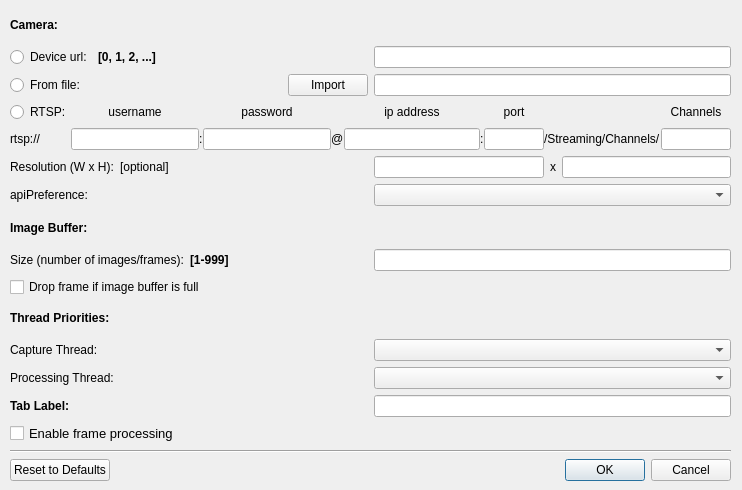
This is src/CameraConnectDialog.ui in PHAMNIIT147/counter.car.qt.muiltithread as Qt 5 draws it before an edit. The edited form follows.
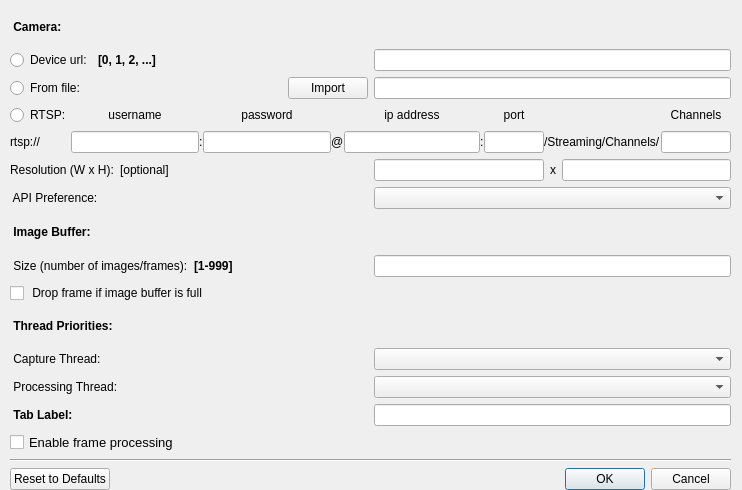
This is the edited form.

Diff of the .ui file:
```diff
--- a/src/CameraConnectDialog.ui
+++ b/src/CameraConnectDialog.ui
@@ -31,7 +31,7 @@
      <x>10</x>
      <y>10</y>
      <width>721</width>
-     <height>471</height>
+     <height>480</height>
     </rect>
    </property>
    <layout class="QVBoxLayout" name="verticalLayout_4">
@@ -47,7 +47,7 @@
          </font>
         </property>
         <property name="text">
-         <string>Camera:</string>
+         <string> Camera:</string>
         </property>
        </widget>
       </item>
@@ -366,7 +366,7 @@
         <item>
          <widget class="QLabel" name="label">
           <property name="text">
-           <string>apiPreference:</string>
+           <string> API Preference:</string>
           </property>
          </widget>
         </item>
@@ -385,7 +385,7 @@
          </font>
         </property>
         <property name="text">
-         <string>Image Buffer:</string>
+         <string> Image Buffer:</string>
         </property>
        </widget>
       </item>
@@ -403,7 +403,7 @@
              </font>
             </property>
             <property name="text">
-             <string>Size (number of images/frames):</string>
+             <string> Size (number of images/frames):</string>
             </property>
            </widget>
           </item>
@@ -454,7 +454,7 @@
          </font>
         </property>
         <property name="text">
-         <string>Drop frame if image buffer is full</string>
+         <string> Drop frame if image buffer is full</string>
         </property>
        </widget>
       </item>
@@ -468,7 +468,7 @@
          </font>
         </property>
         <property name="text">
-         <string>Thread Priorities:</string>
+         <string> Thread Priorities:</string>
         </property>
        </widget>
       </item>
@@ -486,7 +486,7 @@
              </font>
             </property>
             <property name="text">
-             <string>Capture Thread:</string>
+             <string> Capture Thread:</string>
             </property>
            </widget>
           </item>
@@ -500,7 +500,7 @@
              </font>
             </property>
             <property name="text">
-             <string>Processing Thread:</string>
+             <string> Processing Thread:</string>
             </property>
            </widget>
           </item>
@@ -542,7 +542,7 @@
            </font>
           </property>
           <property name="text">
-           <string>Tab Label:</string>
+           <string> Tab Label:</string>
           </property>
          </widget>
         </item>
```
